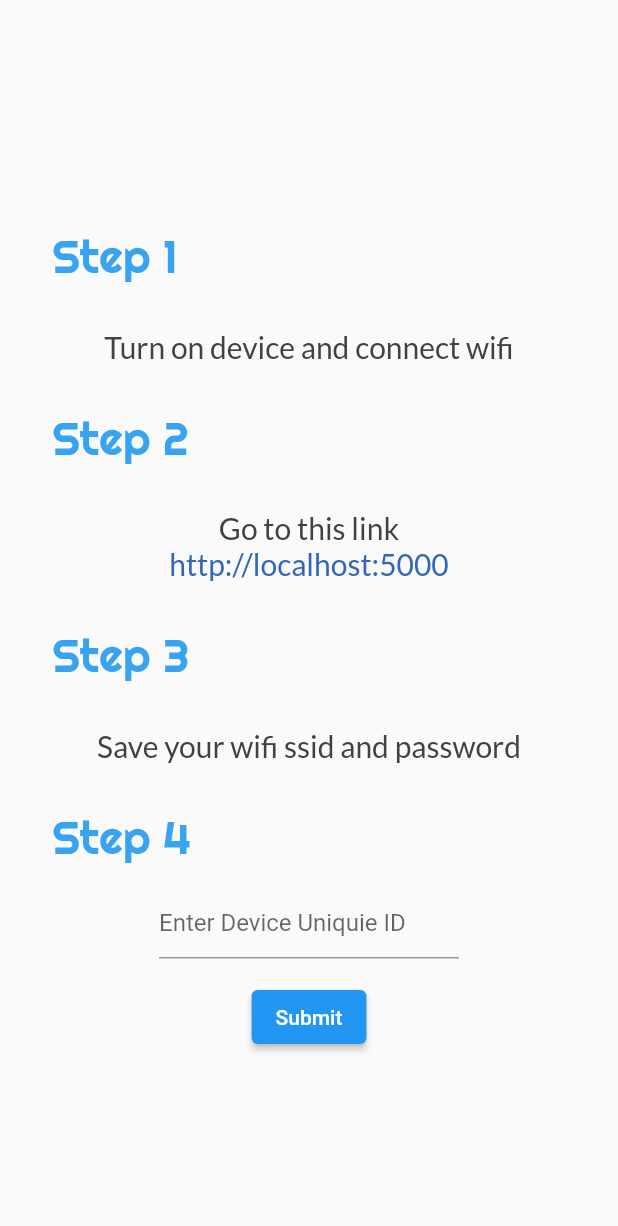
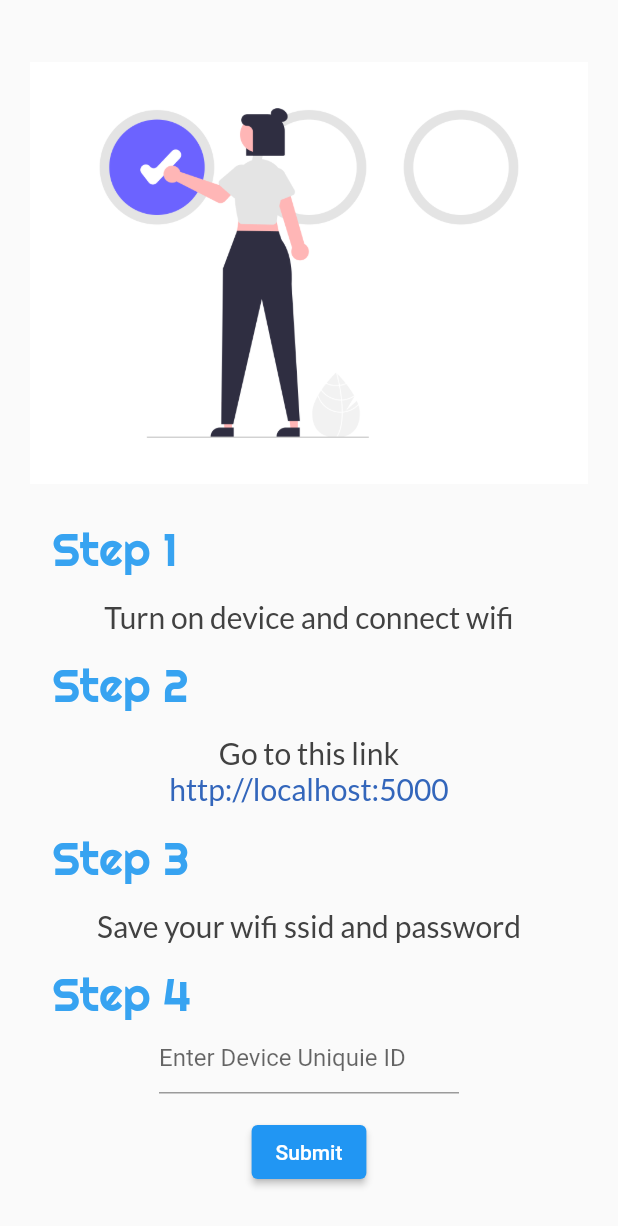
Before and after one commit to dscmriirs/DropCount, a Flutter app: the screen it shows after launch, on a phone screen of 412 x 824 dp. Shown: the top 1226 px of the screen. Run offline on Flutter 3.47's test engine with Material 2 defaults, Android fonts, the phone set to English and light mode, and no system bars; our stand-ins replace google_fonts.

Commit message:
changed the entryPage image from svg to png

```diff
--- a/lib/screens/EntryPage.dart
+++ b/lib/screens/EntryPage.dart
@@ -14,11 +14,11 @@ class EntryPage extends StatelessWidget {
           mainAxisAlignment: MainAxisAlignment.center,
           children: <Widget>[
             Container(
-                padding: const EdgeInsets.all(15),
-                alignment: Alignment.centerLeft,
-                child: Image.asset('assets/images/entryPage.svg')),
+                height: 300.0,
+                alignment: Alignment.center,
+                child: Image.asset('assets/images/entryPage.png')),
             Container(
-              padding: const EdgeInsets.all(15),
+              padding: const EdgeInsets.fromLTRB(15, 15, 15, 0),
               alignment: Alignment.centerLeft,
               child: Text(
                 'Step 1',
@@ -29,7 +29,7 @@ class EntryPage extends StatelessWidget {
               ),
             ),
             Container(
-              padding: EdgeInsets.all(15),
+              padding: EdgeInsets.fromLTRB(15, 15, 15, 0),
               width: double.infinity,
               child: Text('Turn on device and connect wifi',
                   textAlign: TextAlign.center,
@@ -40,7 +40,7 @@ class EntryPage extends StatelessWidget {
                   )),
             ),
             Container(
-              padding: EdgeInsets.all(15),
+              padding: EdgeInsets.fromLTRB(15, 15, 15, 0),
               alignment: Alignment.centerLeft,
               child: Text(
                 'Step 2',
@@ -62,7 +62,7 @@ class EntryPage extends StatelessWidget {
                   )),
             ),
             Container(
-                padding: EdgeInsets.fromLTRB(15, 0, 15, 15),
+                padding: EdgeInsets.fromLTRB(15, 0, 15, 0),
                 width: double.infinity,
                 child: InkWell(
                   child: Text('http://localhost:5000',
@@ -75,7 +75,7 @@ class EntryPage extends StatelessWidget {
                   onTap: () => launch('http://localhost:5000'),
                 )),
             Container(
-              padding: EdgeInsets.all(15),
+              padding: EdgeInsets.fromLTRB(15, 15, 15, 0),
               alignment: Alignment.centerLeft,
               child: Text(
                 'Step 3',
@@ -86,7 +86,7 @@ class EntryPage extends StatelessWidget {
               ),
             ),
             Container(
-              padding: EdgeInsets.all(15),
+              padding: EdgeInsets.fromLTRB(15, 15, 15, 0),
               width: double.infinity,
               child: Text('Save your wifi ssid and password',
                   textAlign: TextAlign.center,
@@ -97,7 +97,7 @@ class EntryPage extends StatelessWidget {
                   )),
             ),
             Container(
-              padding: EdgeInsets.all(15),
+              padding: EdgeInsets.fromLTRB(15, 15, 15, 0),
               alignment: Alignment.centerLeft,
               child: Text(
                 'Step 4',
@@ -147,7 +147,7 @@ class MyCustomFormState extends State<MyCustomForm> {
                 ),
               )),
           Container(
-            padding: EdgeInsets.all(15),
+            padding: EdgeInsets.fromLTRB(15, 15, 15, 0),
             alignment: Alignment.center,
             child: ElevatedButton(
               onPressed: () {
```
Also changed, not shown: assets/images/entryPage.png (added), assets/images/entryPage.svg (deleted).
